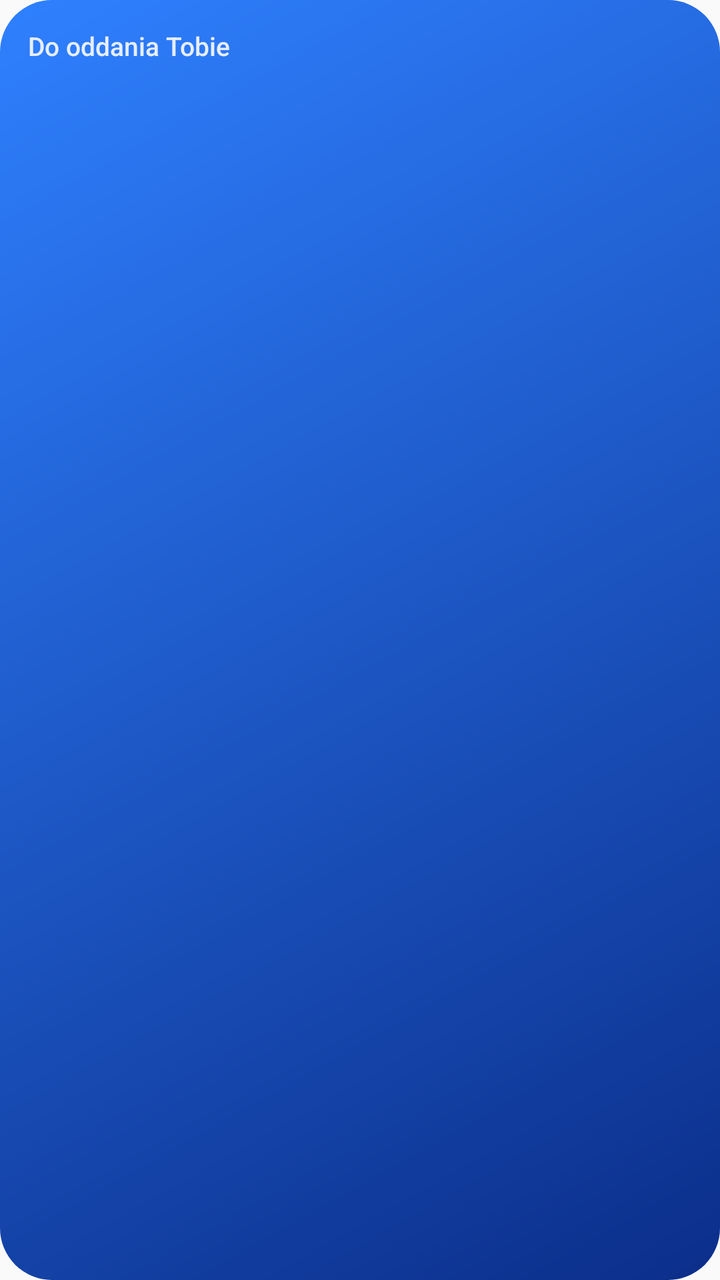
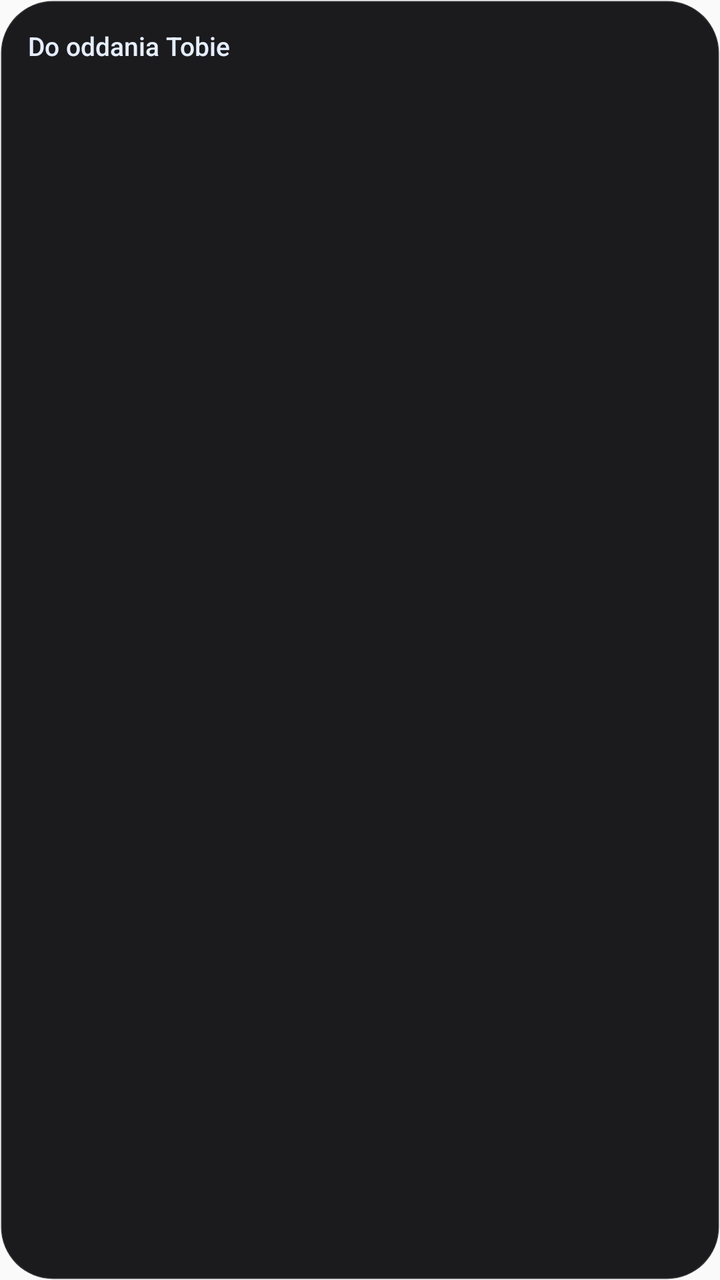

An Android layout rendered at two revisions. The XML below is the earlier revision; the diff shows what the commit changed to produce the second picture.
<!-- AndroidManifest.xml: application theme AppTheme -->
<!-- res/layout/widget_owe.xml -->
<?xml version="1.0" encoding="utf-8"?>
<LinearLayout xmlns:android="http://schemas.android.com/apk/res/android"
    android:id="@+id/owe_root" android:layout_width="match_parent" android:layout_height="match_parent"
    android:orientation="vertical" android:padding="14dp" android:background="@drawable/wbg_blue">
    <TextView android:id="@+id/owe_title" android:layout_width="match_parent" android:layout_height="wrap_content"
        android:text="Do oddania Tobie" android:textColor="#E6EEFF" android:textSize="13sp" android:fontFamily="sans-serif-medium" android:maxLines="1" android:ellipsize="end" />
    <LinearLayout android:layout_width="match_parent" android:layout_height="0dp" android:layout_weight="1" android:orientation="vertical" android:gravity="center_vertical">
        <TextView android:id="@+id/owe_who" android:layout_width="match_parent" android:layout_height="wrap_content"
            android:textColor="#FFFFFF" android:textSize="15sp" android:fontFamily="sans-serif-medium" android:maxLines="2" />
        <TextView android:id="@+id/owe_amount" android:layout_width="match_parent" android:layout_height="wrap_content"
            android:textColor="#FFFFFF" android:textSize="26sp" android:fontFamily="sans-serif-black" android:maxLines="1" />
    </LinearLayout>
    <TextView android:id="@+id/owe_extra" android:layout_width="match_parent" android:layout_height="wrap_content"
        android:textColor="#D2DDF7" android:textSize="12sp" android:maxLines="2" android:ellipsize="end" />
</LinearLayout>
<!-- resources referenced by this layout -->
<resources>
  <!-- drawable wbg_blue (drawable) -->
  <?xml version="1.0" encoding="utf-8"?>
  <shape xmlns:android="http://schemas.android.com/apk/res/android" android:shape="rectangle">
      <gradient android:angle="315" android:startColor="#2F80FF" android:endColor="#0B2E8A" />
      <corners android:radius="26dp" />
  </shape>
  <style name="AppTheme" parent="Theme.AppCompat.DayNight.NoActionBar">
          <item name="colorPrimary">@color/colorPrimary</item>
          <item name="colorPrimaryDark">@color/colorPrimaryDark</item>
          <item name="colorAccent">@color/colorAccent</item>
      </style>
  <color name="colorPrimary">#2457F5</color>
  <color name="colorPrimaryDark">#1A3FB8</color>
  <color name="colorAccent">#FF8A3D</color>
</resources>

<!-- the commit's change to res/layout/widget_owe.xml (unified diff, before → after) -->
@@ -1,14 +1,14 @@
 <?xml version="1.0" encoding="utf-8"?>
 <LinearLayout xmlns:android="http://schemas.android.com/apk/res/android"
     android:id="@+id/owe_root" android:layout_width="match_parent" android:layout_height="match_parent"
-    android:orientation="vertical" android:padding="14dp" android:background="@drawable/wbg_blue">
+    android:orientation="vertical" android:padding="14dp" android:background="@drawable/wbg_dark">
     <TextView android:id="@+id/owe_title" android:layout_width="match_parent" android:layout_height="wrap_content"
         android:text="Do oddania Tobie" android:textColor="#E6EEFF" android:textSize="13sp" android:fontFamily="sans-serif-medium" android:maxLines="1" android:ellipsize="end" />
     <LinearLayout android:layout_width="match_parent" android:layout_height="0dp" android:layout_weight="1" android:orientation="vertical" android:gravity="center_vertical">
         <TextView android:id="@+id/owe_who" android:layout_width="match_parent" android:layout_height="wrap_content"
             android:textColor="#FFFFFF" android:textSize="15sp" android:fontFamily="sans-serif-medium" android:maxLines="2" />
         <TextView android:id="@+id/owe_amount" android:layout_width="match_parent" android:layout_height="wrap_content"
-            android:textColor="#FFFFFF" android:textSize="26sp" android:fontFamily="sans-serif-black" android:maxLines="1" />
+            android:textColor="#FFFFFF" android:textSize="26sp" android:fontFamily="serif" android:maxLines="1" />
     </LinearLayout>
     <TextView android:id="@+id/owe_extra" android:layout_width="match_parent" android:layout_height="wrap_content"
         android:textColor="#D2DDF7" android:textSize="12sp" android:maxLines="2" android:ellipsize="end" />
<!-- resource entries referenced after the edit -->
@@ -1,10 +1,11 @@
 <!-- resources referenced by this layout -->
 <resources>
-  <!-- drawable wbg_blue (drawable) -->
+  <!-- drawable wbg_dark (drawable) -->
   <?xml version="1.0" encoding="utf-8"?>
   <shape xmlns:android="http://schemas.android.com/apk/res/android" android:shape="rectangle">
-      <gradient android:angle="315" android:startColor="#2F80FF" android:endColor="#0B2E8A" />
-      <corners android:radius="26dp" />
+      <solid android:color="#F5121215"/>
+      <stroke android:width="1dp" android:color="#22FFFFFF"/>
+      <corners android:radius="26dp"/>
   </shape>
   <style name="AppTheme" parent="Theme.AppCompat.DayNight.NoActionBar">
           <item name="colorPrimary">@color/colorPrimary</item>
